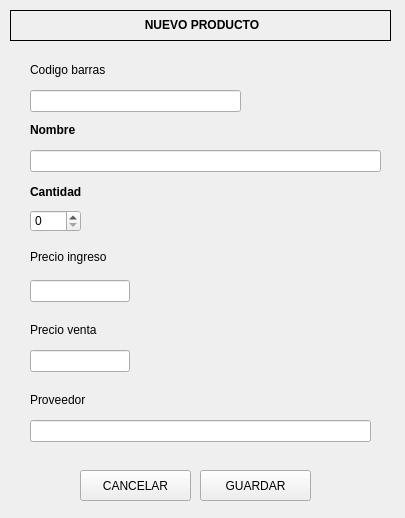
This is uifiles/new_product_window.ui in AlejandroMartinez04/Inventory-PlanetMovil as Qt 5 draws it before an edit. The edited form follows.
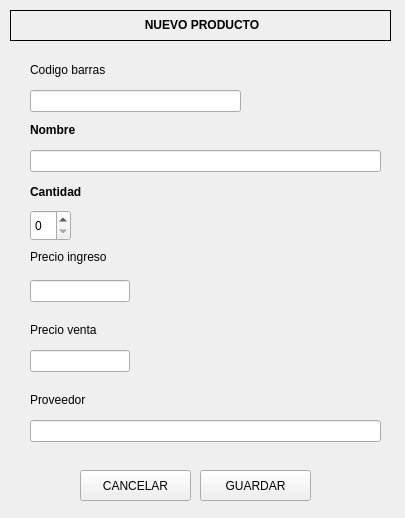
This is the edited form. Icons and pictures are not drawn.

Diff of the .ui file:
```diff
--- a/uifiles/new_product_window.ui
+++ b/uifiles/new_product_window.ui
@@ -120,13 +120,16 @@
     <rect>
      <x>30</x>
      <y>210</y>
-     <width>51</width>
-     <height>22</height>
+     <width>41</width>
+     <height>31</height>
     </rect>
    </property>
    <property name="styleSheet">
     <string>font: 700 11pt &quot;Segoe UI&quot;;</string>
    </property>
+   <property name="buttonSymbols">
+    <enum>QAbstractSpinBox::UpDownArrows</enum>
+   </property>
    <property name="maximum">
     <number>1000</number>
    </property>
@@ -233,7 +236,7 @@
     <rect>
      <x>30</x>
      <y>420</y>
-     <width>341</width>
+     <width>351</width>
      <height>22</height>
     </rect>
    </property>
```
